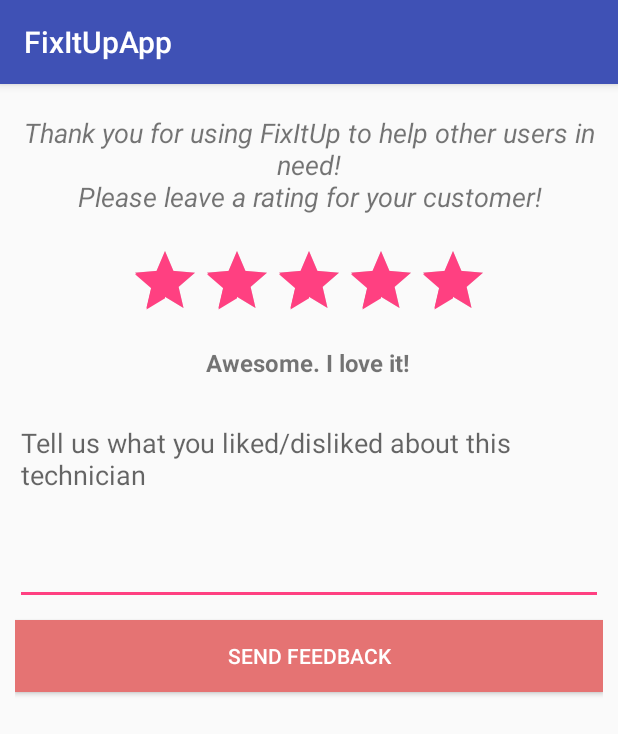
After one commit to benamreview/CS5551-Team7-Project, an Android app: the TechnicianRatingActivity screen opened directly, with no data from a screen before it, on a phone screen of 412 x 824 dp. The commit adds this screen. Shown: the top 734 px of the screen. Run offline under Robolectric (Android 15) with nearby library versions, the phone set to English and light mode, and no system bars; our stand-ins replace Firebase (no records; nobody signed in at launch, a user with empty details on screens opened directly).

Commit message:
Added rating

```diff
--- a/SourceCode/FixItUpApp/app/src/main/AndroidManifest.xml
+++ b/SourceCode/FixItUpApp/app/src/main/AndroidManifest.xml
@@ -57,8 +57,10 @@
         <activity android:name=".CustomerSignUpActivity" />
         <activity android:name=".CustomerSettingsActivity" />
         <activity android:name=".TechnicianSettingsActivity" />
-        <activity android:name=".TechnicianHome"></activity>
-        <activity android:name=".CustomerProfile"></activity>
+        <activity android:name=".TechnicianHome" />
+        <activity android:name=".CustomerProfile" />
+        <activity android:name=".CustomerRatingActivity" />
+        <activity android:name=".TechnicianRatingActivity"></activity>
     </application>
 
 </manifest>
--- /dev/null
+++ b/SourceCode/FixItUpApp/app/src/main/java/com/fixitup/cs5551/fixitupapp/TechnicianRatingActivity.java
@@ -0,0 +1,98 @@
+package com.fixitup.cs5551.fixitupapp;
+
+import android.content.Intent;
+import android.support.v7.app.AppCompatActivity;
+import android.os.Bundle;
+import android.view.View;
+import android.widget.Button;
+import android.widget.EditText;
+import android.widget.RatingBar;
+import android.widget.TextView;
+import android.widget.Toast;
+
+import com.google.firebase.database.DatabaseReference;
+import com.google.firebase.database.FirebaseDatabase;
+
+import static java.lang.Thread.sleep;
+
+public class TechnicianRatingActivity extends AppCompatActivity {
+
+    RatingBar mRatingBar;
+    TextView mRatingScale;
+    EditText mFeedback;
+    Button mSendFeedback;
+    String mRatingNum = "5";
+
+    @Override
+    protected void onCreate(Bundle savedInstanceState) {
+        super.onCreate(savedInstanceState);
+        setContentView(R.layout.activity_technician_rating);
+
+        mRatingBar = (RatingBar) findViewById(R.id.ratingBar);
+        mRatingScale = (TextView) findViewById(R.id.tvRatingScale);
+        mFeedback = (EditText) findViewById(R.id.etFeedback);
+        mSendFeedback = (Button) findViewById(R.id.btnSubmit);
+
+        mRatingBar.setOnRatingBarChangeListener(new RatingBar.OnRatingBarChangeListener() {
+            @Override
+            public void onRatingChanged(RatingBar ratingBar, float v, boolean b) {
+                mRatingScale.setText(String.valueOf(v));
+                int mNum = (int) ratingBar.getRating();
+                mRatingNum =  Integer.toString(mNum);
+                switch (mNum) {
+                    case 1:
+                        mRatingScale.setText("Bad");
+                        break;
+                    case 2:
+                        mRatingScale.setText("Need improvement");
+                        break;
+                    case 3:
+                        mRatingScale.setText("Fair");
+                        break;
+                    case 4:
+                        mRatingScale.setText("Good!");
+                        break;
+                    case 5:
+                        mRatingScale.setText("Awesome!");
+                        break;
+                    default:
+                        mRatingScale.setText("None");
+                }
+            }
+        });
+
+        mSendFeedback.setOnClickListener(new View.OnClickListener() {
+            @Override
+            public void onClick(View view) {
+                if (mRatingNum == null){
+                    Toast.makeText(TechnicianRatingActivity.this, "Please give a rating!", Toast.LENGTH_LONG).show();
+                }
+                if (mFeedback.getText().toString().isEmpty()) {
+                    Toast.makeText(TechnicianRatingActivity.this, "Please fill in feedback text box", Toast.LENGTH_LONG).show();
+                }
+                else {
+                    Intent intent = getIntent();
+                    String customerID = intent.getStringExtra("cID");
+                    //Make changes to database
+                    DatabaseReference customerRef = FirebaseDatabase.getInstance().getReference().child("Users").child("Customers").child(customerID).child("rating").child(mRatingNum);
+                    if (customerRef!=null){
+                        customerRef.setValue(true);
+                    }
+
+
+                    mFeedback.setText("");
+                    mRatingBar.setRating(0);
+                    Toast.makeText(TechnicianRatingActivity.this, "Thank you for sharing your feedback!", Toast.LENGTH_SHORT).show();
+                    try {
+                        Thread.sleep(1000);
+                    } catch (InterruptedException e) {
+                        e.printStackTrace();
+                    }
+                    intent = new Intent(TechnicianRatingActivity.this, TechnicianHome.class);
+                    startActivity(intent);
+                }
+            }
+        });
+
+    }
+}
--- /dev/null
+++ b/SourceCode/FixItUpApp/app/src/main/res/layout/activity_technician_rating.xml
@@ -0,0 +1,61 @@
+<?xml version="1.0" encoding="utf-8"?>
+<LinearLayout xmlns:android="http://schemas.android.com/apk/res/android"
+    xmlns:app="http://schemas.android.com/apk/res-auto"
+    xmlns:tools="http://schemas.android.com/tools"
+    android:layout_width="match_parent"
+    android:layout_height="match_parent"
+    android:orientation="vertical"
+    android:padding="10dp"
+    tools:context=".TechnicianRatingActivity">
+
+    <TextView
+        android:id="@+id/textView2"
+        android:layout_width="match_parent"
+        android:layout_height="wrap_content"
+        android:layout_marginTop="10dp"
+        android:gravity="center_horizontal"
+        android:text="Thank you for using FixItUp to help other users in need!\nPlease leave a rating for your customer!"
+        android:textSize="18sp"
+        android:textStyle="italic" />
+
+    <RatingBar
+        android:id="@+id/ratingBar"
+        android:layout_width="wrap_content"
+        android:layout_height="wrap_content"
+        android:layout_gravity="center"
+        android:layout_marginTop="20dp"
+        android:numStars="5"
+        android:rating="5"
+        android:stepSize="1" />
+
+    <TextView
+        android:id="@+id/tvRatingScale"
+        android:layout_width="wrap_content"
+        android:layout_height="wrap_content"
+        android:layout_gravity="center"
+        android:layout_marginTop="10dp"
+        android:text="Awesome. I love it!"
+        android:textSize="16sp"
+        android:textStyle="bold" />
+
+    <EditText
+        android:id="@+id/etFeedback"
+        android:layout_width="match_parent"
+        android:layout_height="wrap_content"
+        android:layout_marginTop="20dp"
+        android:ems="10"
+        android:gravity="top"
+        android:hint="Tell us what you liked/disliked about this technician"
+        android:inputType="textMultiLine"
+        android:lines="5" />
+
+    <Button
+        android:id="@+id/btnSubmit"
+        android:layout_width="match_parent"
+        android:layout_height="wrap_content"
+        android:layout_marginTop="10dp"
+        android:background="#e57373"
+        android:text="Send feedback"
+        android:textColor="@android:color/white" />
+
+</LinearLayout>
```
Also changed, not shown: SourceCode/FixItUpApp/app/src/main/java/com/fixitup/cs5551/fixitupapp/CustomerMapActivity.java (+12 -2 lines), SourceCode/FixItUpApp/app/src/main/java/com/fixitup/cs5551/fixitupapp/CustomerRatingActivity.java (added, +98 -0 lines), SourceCode/FixItUpApp/app/src/main/java/com/fixitup/cs5551/fixitupapp/TechnicianMapActivity.java (+24 -7 lines), SourceCode/FixItUpApp/app/src/main/res/layout/activity_customer_rating.xml (added, +61 -0 lines).
